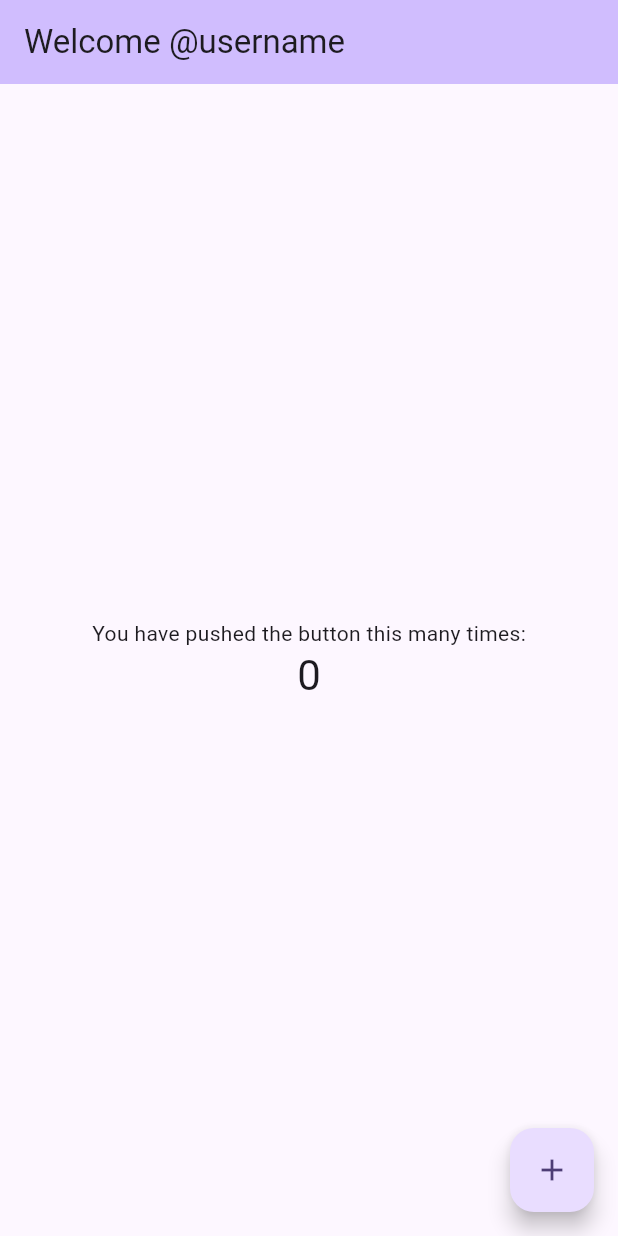
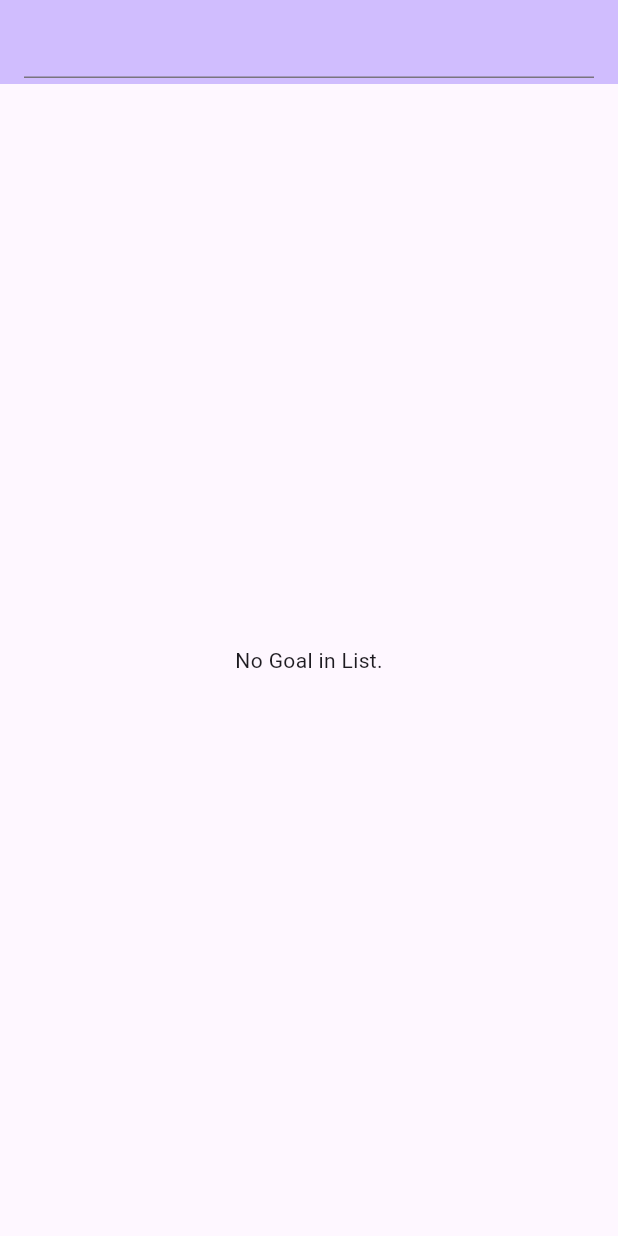
Before and after one commit to DanWernerUT/GitGud, a Flutter app: the screen it shows after launch, on a phone screen of 412 x 824 dp. Run offline on Flutter 3.47's test engine with Material 3 defaults, Android fonts, the phone set to English and light mode, and no system bars; our stand-ins replace flutter_svg, sqflite; accounts and stored records are empty.

Commit message:
Added a simple sqflite database with a goal_model for goal storage and a basic example of using it in home.dart

```diff
--- a/hive_goals_flutter/lib/main.dart
+++ b/hive_goals_flutter/lib/main.dart
@@ -2,19 +2,13 @@
 import 'package:hive_goals_flutter/res/hive_colors.dart';
 import 'package:hive_goals_flutter/pages/splash.dart';
 
-// class HiveColors{
-//   static const Color banana   = Color.fromRGBO(253, 236, 171, 1);
-//   static const Color yellow   = Color.fromRGBO(250, 208, 44, 1);
-//   static const Color honey    = Color.fromRGBO(193, 130, 43, 1);
-//   static const Color lavender = Color.fromRGBO(129, 119, 152, 1);
-//   static const Color darkPurple = Color.fromRGBO(50, 43, 66, 1);
-// }
 void main() {
-  runApp(const MyApp());
+  WidgetsFlutterBinding.ensureInitialized();
+  runApp(const HiveGoals());
 }
 
-class MyApp extends StatelessWidget {
-  const MyApp({super.key});
+class HiveGoals extends StatelessWidget {
+  const HiveGoals({super.key});
 
   // This widget is the root of your application.
   @override
@@ -22,21 +16,6 @@
     return MaterialApp(
       title: 'Flutter Demo',
       theme: ThemeData(
-        // This is the theme of your application.
-        //
-        // TRY THIS: Try running your application with "flutter run". You'll see
-        // the application has a purple toolbar. Then, without quitting the app,
-        // try changing the seedColor in the colorScheme below to Colors.green
-        // and then invoke "hot reload" (save your changes or press the "hot
-        // reload" button in a Flutter-supported IDE, or press "r" if you used
-        // the command line to start the app).
-        //
-        // Notice that the counter didn't reset back to zero; the application
-        // state is not lost during the reload. To reset the state, use hot
-        // restart instead.
-        //
-        // This works for code too, not just values: Most code changes can be
-        // tested with just a hot reload.
         colorScheme: ColorScheme.fromSeed(seedColor: HiveColors.lavender),
       ),
       home: SplashScreen(),
--- /dev/null
+++ b/hive_goals_flutter/lib/models/goal_model.dart
@@ -0,0 +1,35 @@
+class Goal {
+  final int? id;
+  final String name;
+  final String text;
+  final String? tags;
+  final double? duration;
+
+  const Goal({
+    this.id,
+    required this.name,
+    required this.text,
+    this.tags,
+    this.duration,
+  });
+
+  factory Goal.fromMap(Map<String, dynamic> json) {
+    return Goal(
+      id: json['id'] as int?,
+      name: json['name'] as String,
+      text: json['text'] as String,
+      tags: json['tags'] as String?,
+      duration: (json['duration'] as num?)?.toDouble(),
+    );
+  }
+
+  Map<String, dynamic> toMap() {
+    return {
+      'id': id,
+      'name': name,
+      'text': text,
+      'tags': tags,
+      'duration': duration,
+    };
+  }
+}
--- a/hive_goals_flutter/lib/pages/home.dart
+++ b/hive_goals_flutter/lib/pages/home.dart
@@ -1,87 +1,82 @@
 import 'package:flutter/material.dart';
+import 'package:hive_goals_flutter/models/goal_model.dart';
+import 'package:hive_goals_flutter/services/database_helper.dart';
 
 class MyHomePage extends StatefulWidget {
   const MyHomePage({super.key, required this.title});
 
-  // This widget is the home page of your application. It is stateful, meaning
-  // that it has a State object (defined below) that contains fields that affect
-  // how it looks.
-
-  // This class is the configuration for the state. It holds the values (in this
-  // case the title) provided by the parent (in this case the App widget) and
-  // used by the build method of the State. Fields in a Widget subclass are
-  // always marked "final".
-
   final String title;
-
   @override
   State<MyHomePage> createState() => _MyHomePageState();
 }
 
 class _MyHomePageState extends State<MyHomePage> {
-  int _counter = 0;
-
-  void _incrementCounter() {
-    setState(() {
-      // This call to setState tells the Flutter framework that something has
-      // changed in this State, which causes it to rerun the build method below
-      // so that the display can reflect the updated values. If we changed
-      // _counter without calling setState(), then the build method would not be
-      // called again, and so nothing would appear to happen.
-      _counter++;
-    });
-  }
+  final textController = TextEditingController();
+  int? selectedId;
 
   @override
   Widget build(BuildContext context) {
-    // This method is rerun every time setState is called, for instance as done
-    // by the _incrementCounter method above.
-    //
-    // The Flutter framework has been optimized to make rerunning build methods
-    // fast, so that you can just rebuild anything that needs updating rather
-    // than having to individually change instances of widgets.
-    return Scaffold(
-      appBar: AppBar(
-        // TRY THIS: Try changing the color here to a specific color (to
-        // Colors.amber, perhaps?) and trigger a hot reload to see the AppBar
-        // change color while the other colors stay the same.
-        backgroundColor: Theme.of(context).colorScheme.inversePrimary,
-        // Here we take the value from the MyHomePage object that was created by
-        // the App.build method, and use it to set our appbar title.
-        title: Text(widget.title),
-      ),
-      body: Center(
-        // Center is a layout widget. It takes a single child and positions it
-        // in the middle of the parent.
-        child: Column(
-          // Column is also a layout widget. It takes a list of children and
-          // arranges them vertically. By default, it sizes itself to fit its
-          // children horizontally, and tries to be as tall as its parent.
-          //
-          // Column has various properties to control how it sizes itself and
-          // how it positions its children. Here we use mainAxisAlignment to
-          // center the children vertically; the main axis here is the vertical
-          // axis because Columns are vertical (the cross axis would be
-          // horizontal).
-          //
-          // TRY THIS: Invoke "debug painting" (choose the "Toggle Debug Paint"
-          // action in the IDE, or press "p" in the console), to see the
-          // wireframe for each widget.
-          mainAxisAlignment: MainAxisAlignment.center,
-          children: <Widget>[
-            const Text('You have pushed the button this many times:'),
-            Text(
-              '$_counter',
-              style: Theme.of(context).textTheme.headlineMedium,
-            ),
-          ],
+    return MaterialApp(
+      home: Scaffold(
+        appBar: AppBar(
+          backgroundColor: Theme.of(context).colorScheme.inversePrimary,
+          title: TextField(
+            controller: textController,
+          ),
         ),
-      ),
-      floatingActionButton: FloatingActionButton(
-        onPressed: _incrementCounter,
-        tooltip: 'Increment',
-        child: const Icon(Icons.add),
-      ), // This trailing comma makes auto-formatting nicer for build methods.
+        body: Center(
+          child: FutureBuilder<List<Goal>>(
+            future: DatabaseHelper.instance.getGoal(),
+            builder: (BuildContext context, AsyncSnapshot<List<Goal>> snapshot) {
+              if (!snapshot.hasData) {
+                return Center(child: Text('Loading...'));
+              }
+              return snapshot.data!.isEmpty
+                ? Center(child: Text('No Goal in List.'))
+                : ListView(
+                  children: snapshot.data!.map((grocery) {
+                    return Center(
+                      child: Card(
+                          color: selectedId == grocery.id
+                          ? Colors.white70
+                          : Colors.white,
+                        child: ListTile(
+                          title: Text(grocery.name),
+                          onTap: () {
+                            setState(() {
+                              textController.text = grocery.name;
+                              selectedId = grocery.id;
+                            });
+                          },
+                          onLongPress: () {
+                            setState(() {
+                              DatabaseHelper.instance.remove(grocery.id!);
+                            });
+                          },
+                        ),
+                      ),
+                    );
+                  }).toList(),
+                );
+              }
+          ),
+        ),
+        // floatingActionButton: FloatingActionButton(
+        //   child: Icon(Icons.add),
+        //   onPressed: () async {
+        //     selectedId != null
+        //       ? await DatabaseHelper.instance.update(
+        //       Goal(id: selectedId, name: textController.text),
+        //     )
+        //       : await DatabaseHelper.instance.add(
+        //       Goal(name: textController.text),
+        //     );
+        //     setState(() {
+        //       textController.clear();
+        //     });
+        //   },
+        // ),
+      )
     );
   }
 }
--- a/hive_goals_flutter/lib/pages/splash.dart
+++ b/hive_goals_flutter/lib/pages/splash.dart
@@ -18,6 +18,7 @@ class _SplashScreenState extends State<SplashScreen> with SingleTickerProviderSt
     SystemChrome.setEnabledSystemUIMode(SystemUiMode.immersive);
 
     Future.delayed(Duration(seconds: 2), () {
+      if (!mounted) return;
       Navigator.of(context).pushReplacement(
         MaterialPageRoute(
           builder: (_) => const MyHomePage(title: 'Welcome @username'),
--- /dev/null
+++ b/hive_goals_flutter/lib/services/database_helper.dart
@@ -0,0 +1,55 @@
+import 'package:sqflite/sqflite.dart';
+import 'dart:io';
+import 'package:path_provider/path_provider.dart';
+import 'package:path/path.dart';
+import 'package:hive_goals_flutter/models/goal_model.dart';
+
+class DatabaseHelper {
+  DatabaseHelper._privateConstructor();
+  static final DatabaseHelper instance = DatabaseHelper._privateConstructor();
+
+  static Database? _database;
+  Future<Database> get database async => _database ??= await _initDatabase();
+
+  Future<Database> _initDatabase() async {
+    Directory documentsDirectory = await getApplicationDocumentsDirectory();
+    String path = join(documentsDirectory.path, 'goal.db');
+    return await openDatabase(
+      path,
+      version: 1,
+      onCreate: _onCreate,
+    );
+  }
+
+  Future _onCreate(Database db, int version) async {
+    await db.execute('''
+      CREATE TABLE goal(
+        id INTEGER PRIMARY KEY,
+        name TEXT
+      )
+    ''');
+  }
+  Future<List<Goal>> getGoal() async {
+    Database db = await instance.database;
+    var goal = await db.query('goal', orderBy: 'name');
+    List<Goal> goalList = goal.isNotEmpty
+      ? goal.map((c) => Goal.fromMap(c)).toList()
+      : [];
+      return goalList;
+  }
+
+  Future<int> add(Goal goal) async {
+    Database db = await instance.database;
+    return await db.insert('goal', goal.toMap());
+  }
+
+  Future<int> remove(int id) async {
+    Database db = await instance.database;
+    return await db.delete('goal', where: 'id = ?', whereArgs: [id]);
+  }
+
+  Future<int> update(Goal goal) async {
+    Database db = await instance.database;
+    return await db.update('goal', goal.toMap(), where: 'id = ?', whereArgs: [goal.id]);
+  }
+}
--- a/hive_goals_flutter/pubspec.yaml
+++ b/hive_goals_flutter/pubspec.yaml
@@ -34,6 +34,9 @@ dependencies:
   # The following adds the Cupertino Icons font to your application.
   # Use with the CupertinoIcons class for iOS style icons.
   cupertino_icons: ^1.0.8
+  sqflite: ^2.4.2
+  path_provider: ^2.1.5
+  path: ^1.8.3
 
 dev_dependencies:
   flutter_test:
```
Also changed, not shown: hive_goals_flutter/lib/models/user_model.dart (added), hive_goals_flutter/pubspec.lock, 3 other files.
